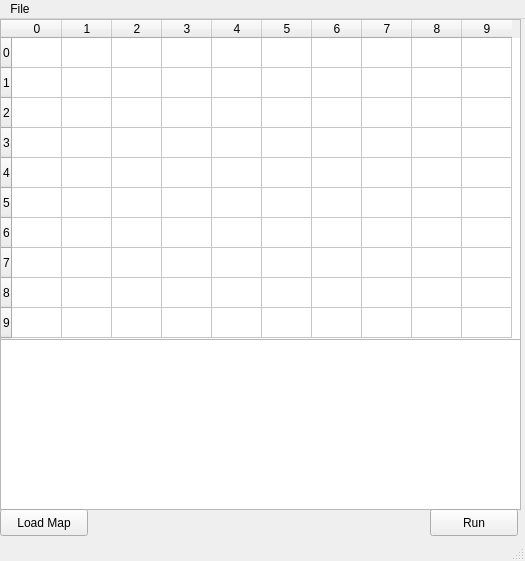
Above: Micalizio/progetto2019-2020-battle-aggiornato/battle/GuiUi.ui from Pep12345/ialab before the change. Below: the same form after it.
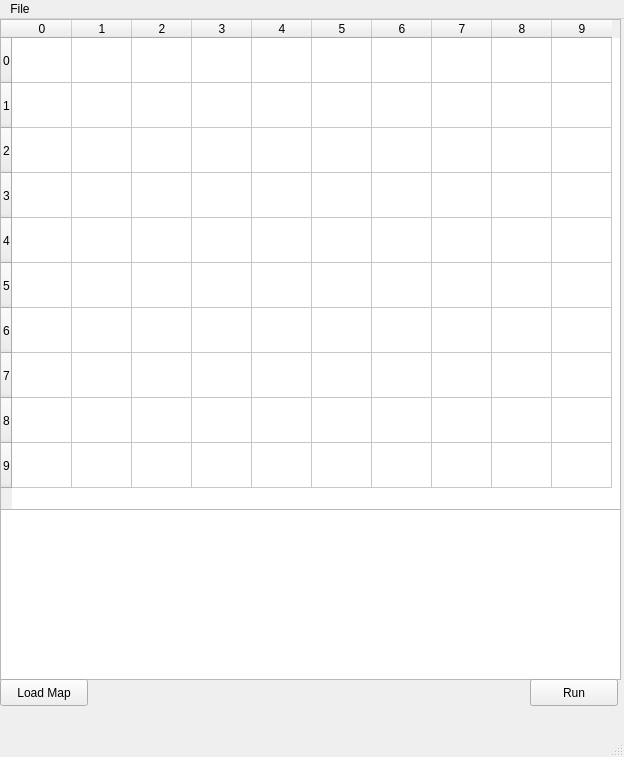
That is the form after the change.

```diff
--- a/Micalizio/progetto2019-2020-battle-aggiornato/battle/GuiUi.ui
+++ b/Micalizio/progetto2019-2020-battle-aggiornato/battle/GuiUi.ui
@@ -6,8 +6,8 @@
    <rect>
     <x>0</x>
     <y>0</y>
-    <width>525</width>
-    <height>561</height>
+    <width>624</width>
+    <height>757</height>
    </rect>
   </property>
   <property name="windowTitle">
@@ -19,8 +19,8 @@
      <rect>
       <x>0</x>
       <y>0</y>
-      <width>521</width>
-      <height>321</height>
+      <width>621</width>
+      <height>491</height>
      </rect>
     </property>
     <property name="sizePolicy">
@@ -77,11 +77,14 @@
      <bool>true</bool>
     </attribute>
     <attribute name="horizontalHeaderDefaultSectionSize">
-     <number>50</number>
+     <number>60</number>
     </attribute>
     <attribute name="horizontalHeaderMinimumSectionSize">
      <number>50</number>
     </attribute>
+    <attribute name="verticalHeaderDefaultSectionSize">
+     <number>45</number>
+    </attribute>
     <row>
      <property name="text">
       <string>0</string>
@@ -346,8 +349,8 @@
     <property name="geometry">
      <rect>
       <x>0</x>
-      <y>320</y>
-      <width>521</width>
+      <y>490</y>
+      <width>621</width>
       <height>171</height>
      </rect>
     </property>
@@ -355,15 +358,15 @@
      <string>&lt;!DOCTYPE HTML PUBLIC &quot;-//W3C//DTD HTML 4.0//EN&quot; &quot;http://www.w3.org/TR/REC-html40/strict.dtd&quot;&gt;
 &lt;html&gt;&lt;head&gt;&lt;meta name=&quot;qrichtext&quot; content=&quot;1&quot; /&gt;&lt;style type=&quot;text/css&quot;&gt;
 p, li { white-space: pre-wrap; }
-&lt;/style&gt;&lt;/head&gt;&lt;body style=&quot; font-family:'MS Shell Dlg 2'; font-size:12pt; font-weight:400; font-style:normal;&quot;&gt;
-&lt;p style=&quot;-qt-paragraph-type:empty; margin-top:0px; margin-bottom:0px; margin-left:0px; margin-right:0px; -qt-block-indent:0; text-indent:0px;&quot;&gt;&lt;br /&gt;&lt;/p&gt;&lt;/body&gt;&lt;/html&gt;</string>
+&lt;/style&gt;&lt;/head&gt;&lt;body style=&quot; font-family:'MS Shell Dlg 2'; font-size:8pt; font-weight:400; font-style:normal;&quot;&gt;
+&lt;p style=&quot;-qt-paragraph-type:empty; margin-top:0px; margin-bottom:0px; margin-left:0px; margin-right:0px; -qt-block-indent:0; text-indent:0px; font-size:12pt;&quot;&gt;&lt;br /&gt;&lt;/p&gt;&lt;/body&gt;&lt;/html&gt;</string>
     </property>
    </widget>
    <widget class="QPushButton" name="RunButton">
     <property name="geometry">
      <rect>
-      <x>430</x>
-      <y>490</y>
+      <x>530</x>
+      <y>660</y>
       <width>88</width>
       <height>27</height>
      </rect>
@@ -376,7 +379,7 @@
     <property name="geometry">
      <rect>
       <x>0</x>
-      <y>490</y>
+      <y>660</y>
       <width>88</width>
       <height>27</height>
      </rect>
@@ -391,8 +394,8 @@
     <rect>
      <x>0</x>
      <y>0</y>
-     <width>525</width>
-     <height>21</height>
+     <width>624</width>
+     <height>31</height>
     </rect>
    </property>
    <widget class="QMenu" name="menuFile">
```
